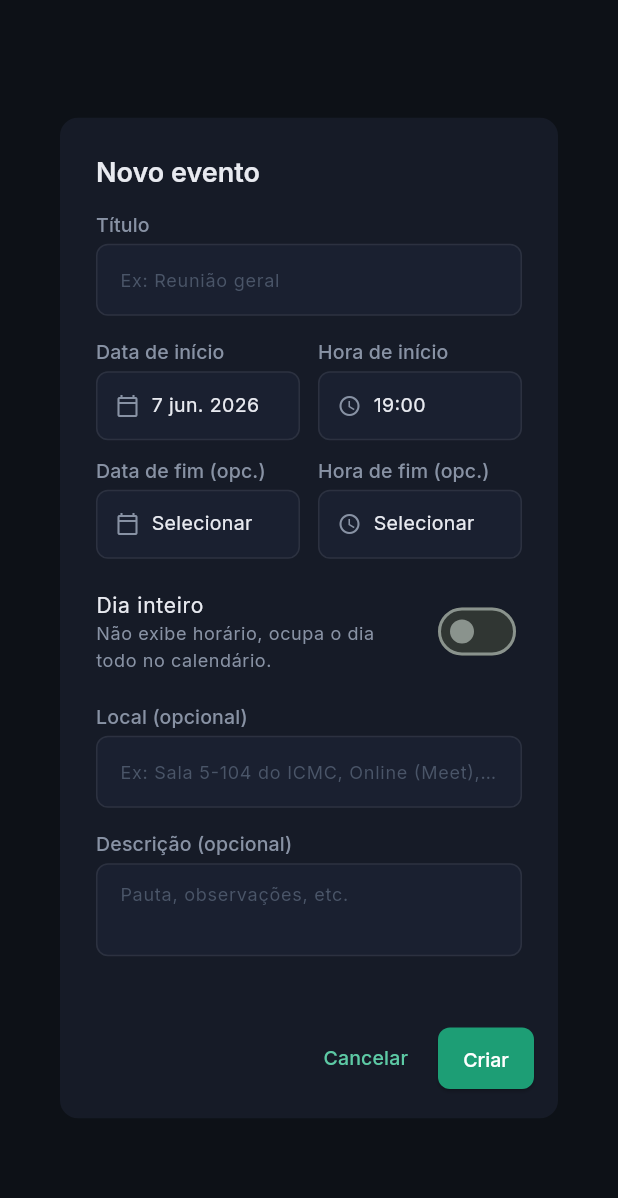
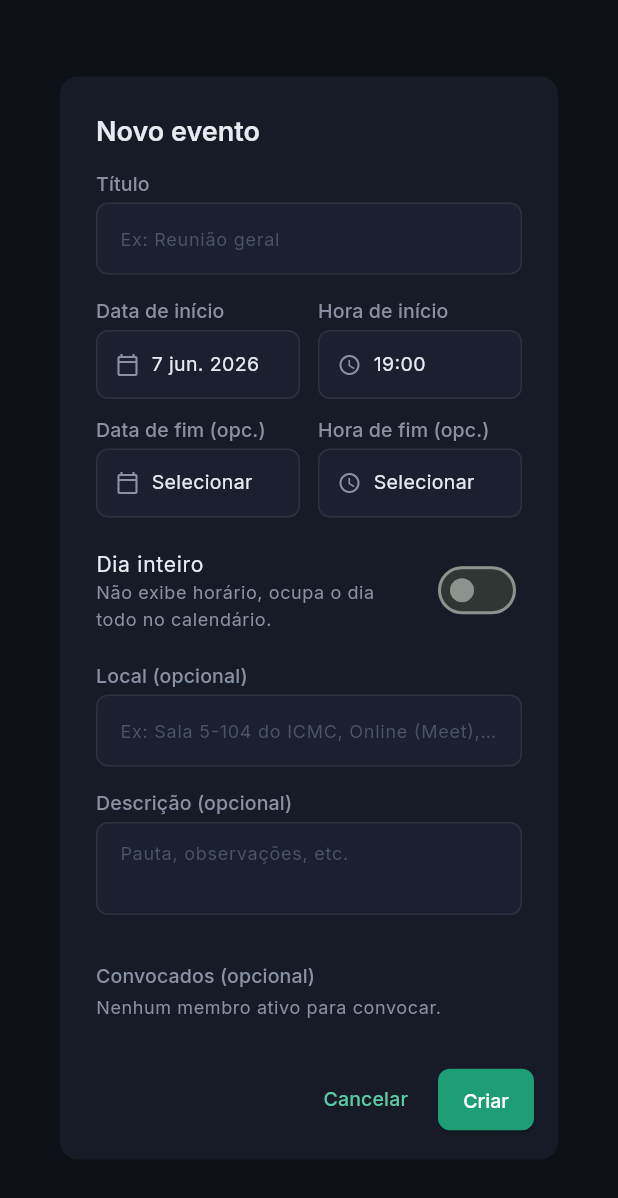
Before and after one commit to Baremaker/ExtraHub, a Flutter app: the _EventFormDialog widget shown alone on an empty page, opened directly, on a phone screen of 412 x 824 dp. Shown: the top 1198 px of the screen. Run offline on Flutter 3.47's test engine with Material 3 defaults, Android fonts, the phone set to English and light mode, and no system bars; our stand-ins replace cloud_firestore, firebase_auth, firebase_core, flutter_riverpod, freezed_annotation, go_router and 1 more; accounts and stored records are empty.

Commit message:
feat(calendar): convocados em eventos (HU-09)
Adiciona o campo invitees (List<EventInvitee> denormalizado) ao AppEvent,
serializacao no EventsRepository (create/update), seletor de membros ativos
no formulario de evento (chips), e exibicao dos convocados no EventRow
(avatar stack + contagem). Atualiza a tabela de HUs na auditoria.

```diff
--- a/lib/features/calendar/data/events_repository.dart
+++ b/lib/features/calendar/data/events_repository.dart
@@ -33,6 +33,7 @@ class EventsRepository {
     bool allDay = false,
     String? location,
     String? relatedProjectId,
+    List<EventInvitee> invitees = const [],
     required String createdBy,
   }) async {
     final ref = _coll(extraId).doc();
@@ -47,6 +48,7 @@ class EventsRepository {
       'location':
           (location?.trim().isEmpty ?? true) ? null : location!.trim(),
       'relatedProjectId': relatedProjectId,
+      'invitees': invitees.map((i) => i.toJson()).toList(),
       'createdAt': FieldValue.serverTimestamp(),
       'createdBy': createdBy,
     });
@@ -63,6 +65,7 @@ class EventsRepository {
     bool allDay = false,
     String? location,
     String? relatedProjectId,
+    List<EventInvitee> invitees = const [],
   }) async {
     await _doc(extraId, eventId).update({
       'title': title.trim(),
@@ -74,6 +77,7 @@ class EventsRepository {
       'location':
           (location?.trim().isEmpty ?? true) ? null : location!.trim(),
       'relatedProjectId': relatedProjectId,
+      'invitees': invitees.map((i) => i.toJson()).toList(),
     });
   }
 
--- a/lib/features/calendar/domain/app_event.dart
+++ b/lib/features/calendar/domain/app_event.dart
@@ -5,6 +5,18 @@ import '../../../core/firestore/timestamp_converter.dart';
 
 part 'app_event.freezed.dart';
 part 'app_event.g.dart';
+
+/// Pessoa convocada para um evento (denormalizado, como em projetos).
+@freezed
+abstract class EventInvitee with _$EventInvitee {
+  const factory EventInvitee({
+    required String uid,
+    required String displayName,
+  }) = _EventInvitee;
+
+  factory EventInvitee.fromJson(Map<String, dynamic> json) =>
+      _$EventInviteeFromJson(json);
+}
 
 /// Evento no calendário da extra.
 ///
@@ -21,6 +33,7 @@ abstract class AppEvent with _$AppEvent {
     @Default(false) bool allDay,
     @Default(null) String? location,
     @Default(null) String? relatedProjectId,
+    @Default(<EventInvitee>[]) List<EventInvitee> invitees,
     @TimestampConverter() required DateTime createdAt,
     required String createdBy,
   }) = _AppEvent;
--- a/lib/features/calendar/presentation/widgets/event_form_dialog.dart
+++ b/lib/features/calendar/presentation/widgets/event_form_dialog.dart
@@ -9,6 +9,7 @@ import '../../../../core/widgets/app_button.dart';
 import '../../../../core/widgets/app_text_field.dart';
 import '../../../auth/presentation/providers/auth_providers.dart';
 import '../../../extras/presentation/providers/extras_providers.dart';
+import '../../../members/presentation/providers/members_providers.dart';
 import '../../../projects/presentation/providers/projects_providers.dart';
 import '../../domain/app_event.dart';
 import '../providers/events_providers.dart';
@@ -47,6 +48,7 @@ class _EventFormDialogState extends ConsumerState<_EventFormDialog> {
   TimeOfDay? _endTime;
   late bool _allDay;
   String? _projectId;
+  late List<EventInvitee> _invitees;
 
   final _formKey = GlobalKey<FormState>();
   bool _busy = false;
@@ -63,6 +65,7 @@ class _EventFormDialogState extends ConsumerState<_EventFormDialog> {
     _locationCtrl = TextEditingController(text: e?.location ?? '');
     _allDay = e?.allDay ?? false;
     _projectId = e?.relatedProjectId;
+    _invitees = List.of(e?.invitees ?? const <EventInvitee>[]);
 
     final startSeed = e?.startDate ?? widget.initialDate ?? DateTime.now();
     _startDate = DateTime(startSeed.year, startSeed.month, startSeed.day);
@@ -178,6 +181,7 @@ class _EventFormDialogState extends ConsumerState<_EventFormDialog> {
           allDay: _allDay,
           location: _locationCtrl.text,
           relatedProjectId: _projectId,
+          invitees: _invitees,
         );
       } else {
         await repo.create(
@@ -189,6 +193,7 @@ class _EventFormDialogState extends ConsumerState<_EventFormDialog> {
           allDay: _allDay,
           location: _locationCtrl.text,
           relatedProjectId: _projectId,
+          invitees: _invitees,
           createdBy: firebaseUser.uid,
         );
       }
@@ -203,6 +208,7 @@ class _EventFormDialogState extends ConsumerState<_EventFormDialog> {
   @override
   Widget build(BuildContext context) {
     final projects = ref.watch(projectsProvider).value ?? const [];
+    final membersAsync = ref.watch(activeMembersProvider);
 
     return AlertDialog(
       title: Text(_isEdit ? 'Editar evento' : 'Novo evento'),
@@ -352,6 +358,58 @@ class _EventFormDialogState extends ConsumerState<_EventFormDialog> {
                   ),
                 ],
 
+                const SizedBox(height: AppSpacing.lg),
+                Text(
+                  'Convocados (opcional)',
+                  style: Theme.of(context).textTheme.labelLarge?.copyWith(
+                        color: AppColors.txtSecondary,
+                      ),
+                ),
+                const SizedBox(height: AppSpacing.xs),
+                membersAsync.when(
+                  loading: () => const Padding(
+                    padding: EdgeInsets.symmetric(vertical: AppSpacing.sm),
+                    child: LinearProgressIndicator(),
+                  ),
+                  error: (_, _) => Text(
+                    'Não foi possível carregar os membros.',
+                    style: Theme.of(context).textTheme.bodySmall,
+                  ),
+                  data: (members) => members.isEmpty
+                      ? Text(
+                          'Nenhum membro ativo para convocar.',
+                          style: Theme.of(context).textTheme.bodySmall,
+                        )
+                      : Wrap(
+                          spacing: AppSpacing.sm,
+                          runSpacing: AppSpacing.xs,
+                          children: members.map((m) {
+                            final selected =
+                                _invitees.any((i) => i.uid == m.uid);
+                            return FilterChip(
+                              label: Text(m.displayName),
+                              selected: selected,
+                              onSelected: _busy
+                                  ? null
+                                  : (sel) => setState(() {
+                                        if (sel) {
+                                          _invitees.add(
+                                            EventInvitee(
+                                              uid: m.uid,
+                                              displayName: m.displayName,
+                                            ),
+                                          );
+                                        } else {
+                                          _invitees.removeWhere(
+                                            (i) => i.uid == m.uid,
+                                          );
+                                        }
+                                      }),
+                            );
+                          }).toList(),
+                        ),
+                ),
+
                 if (_error != null) ...[
                   const SizedBox(height: AppSpacing.md),
                   Text(
```
Also changed, not shown: lib/features/calendar/presentation/widgets/event_row.dart (+33 -0 lines), lib/features/calendar/domain/app_event.freezed.dart, lib/features/calendar/domain/app_event.g.dart, 1 other file.
